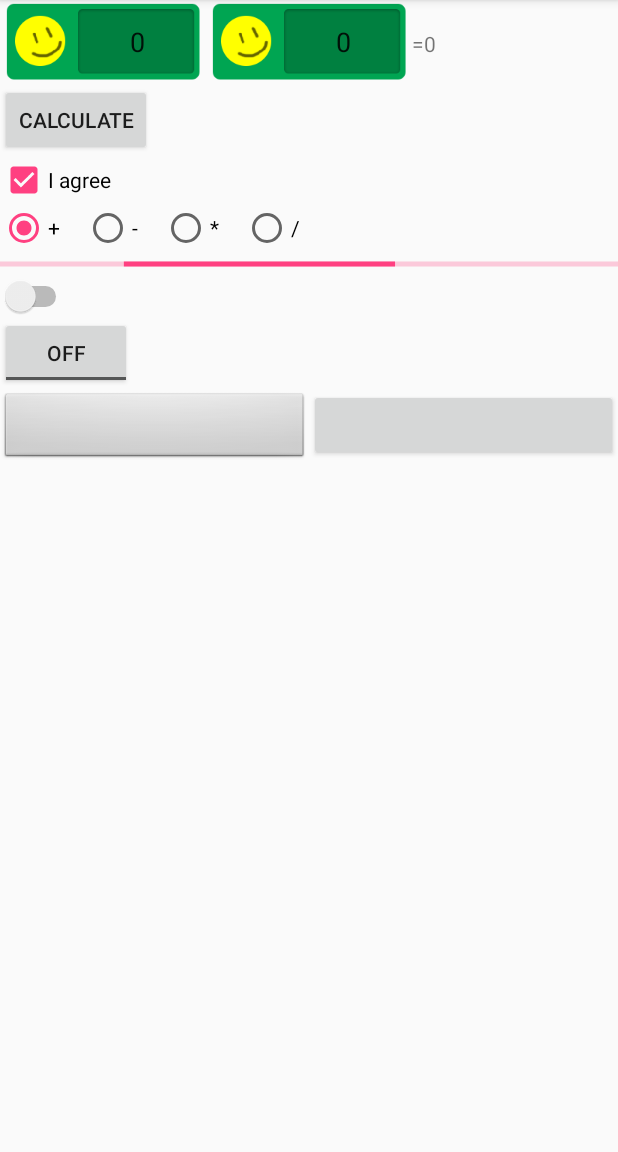
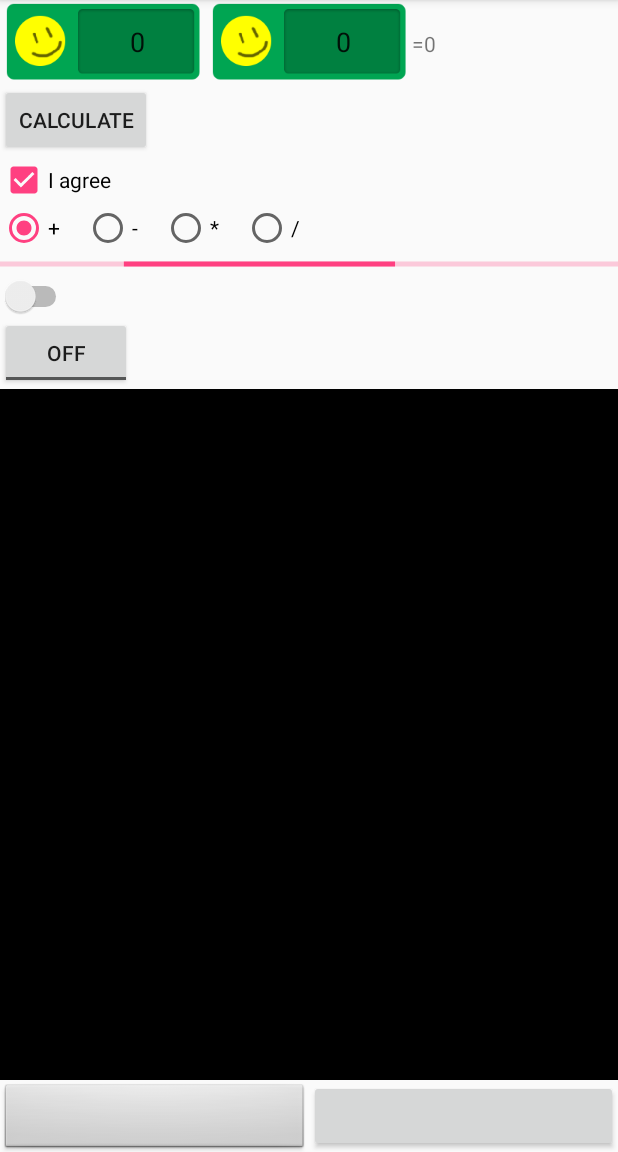
Before and after one commit to jennyjnn/testProject, an Android app: the screen it shows after launch (MainActivity), on a phone screen of 412 x 824 dp, the part 84-1236 px from its top. Run offline under Robolectric (Android 15) with nearby library versions, the phone set to English and light mode, and no system bars; plain views replace AdjustableImageButton.

Commit message:
ScrollView (2)

```diff
--- a/practice1/app/src/main/res/layout/activity_main.xml
+++ b/practice1/app/src/main/res/layout/activity_main.xml
@@ -9,7 +9,8 @@
 
     <ScrollView
         android:layout_width="match_parent"
-        android:layout_height="match_parent">
+        android:layout_height="match_parent"
+        android:fillViewport="true">
         <LinearLayout
             android:layout_width="match_parent"
             android:layout_height="match_parent"
@@ -138,6 +139,12 @@
                 android:layout_width="wrap_content"
                 android:layout_height="wrap_content" />
 
+            <View
+                android:layout_width="match_parent"
+                android:layout_height="0dp"
+                android:layout_weight="1"
+                android:background="#000000"/>
+
             <LinearLayout
                 android:layout_width="match_parent"
                 android:layout_height="wrap_content"
```
